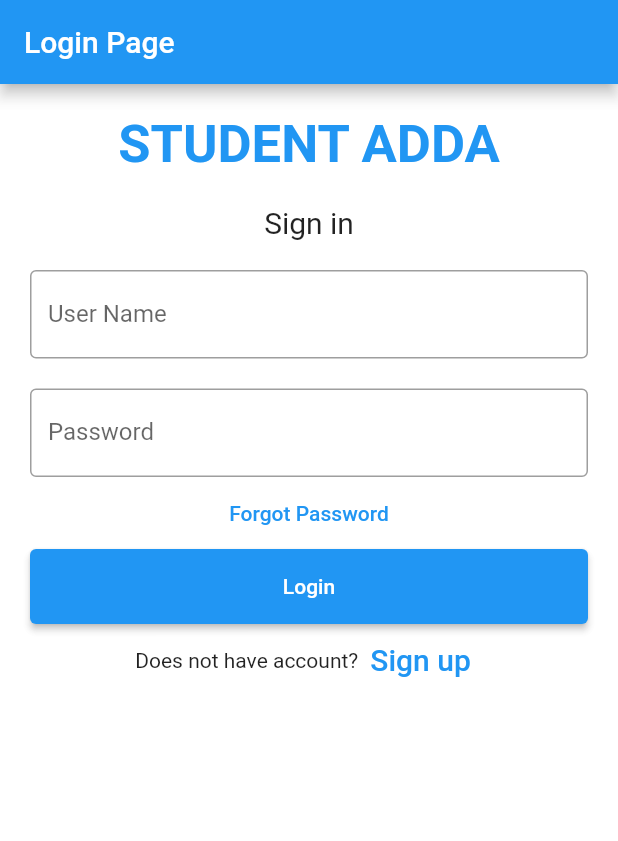
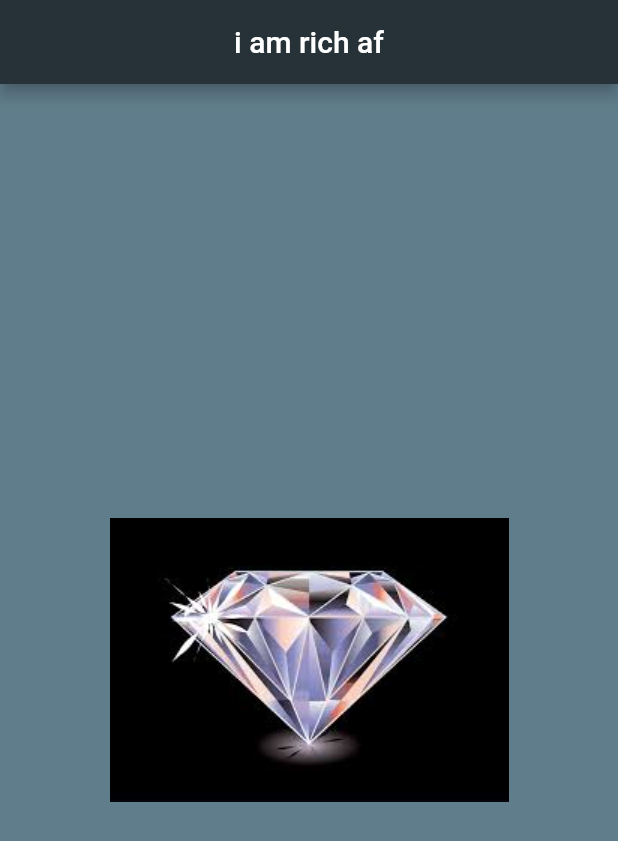
Before and after one commit to snckkund/i_am_rich, a Flutter app: the screen it shows after launch, on a phone screen of 412 x 824 dp. Shown: the top 841 px of the screen. Run offline on Flutter 3.47's test engine with Material 2 defaults, Android fonts, the phone set to English and light mode, and no system bars.

Commit message:
initial commit

```diff
--- a/lib/main.dart
+++ b/lib/main.dart
@@ -1,113 +1,23 @@
 import 'package:flutter/material.dart';
 
-void main() => runApp(const MyApp());
+void main() {
+  runApp(
+    MaterialApp(
+      home: Scaffold(
+          backgroundColor: Colors.blueGrey,
+          appBar: AppBar(
+            backgroundColor: Colors.blueGrey[900],
+            title: const Center(
+              child: Text('i am rich af'),
+            ),
+          ),
+          body: const Center(
+            child: Image(
+              image: AssetImage('images/diamond.jpg'),
 
-class MyApp extends StatelessWidget {
-  const MyApp({Key? key}) : super(key: key);
-
-  static const String _title = 'Login Page';
-
-  @override
-  Widget build(BuildContext context) {
-    return MaterialApp(
-      title: _title,
-      home: Scaffold(
-          backgroundColor: Colors.white38,
-        appBar: AppBar(title: const Text(_title)),
-        body: const MyStatefulWidget(),
+            ),
+          )
       ),
-    );
-  }
+    ),
+  );
 }
-
-class MyStatefulWidget extends StatefulWidget {
-  const MyStatefulWidget({Key? key}) : super(key: key);
-
-  @override
-  State<MyStatefulWidget> createState() => _MyStatefulWidgetState();
-}
-
-class _MyStatefulWidgetState extends State<MyStatefulWidget> {
-  TextEditingController nameController = TextEditingController();
-  TextEditingController passwordController = TextEditingController();
-
-  @override
-  Widget build(BuildContext context) {
-    return Padding(
-        padding: const EdgeInsets.all(10),
-        child: ListView(
-          children: <Widget>[
-            Container(
-                alignment: Alignment.center,
-                padding: const EdgeInsets.all(10),
-                child: const Text(
-                  'STUDENT ADDA',
-                  style: TextStyle(
-                      color: Colors.blue,
-                      fontWeight: FontWeight.bold,
-                      fontSize: 35),
-                )),
-            Container(
-                alignment: Alignment.center,
-                padding: const EdgeInsets.all(10),
-                child: const Text(
-                  'Sign in',
-                  style: TextStyle(fontSize: 20),
-                )),
-            Container(
-              padding: const EdgeInsets.all(10),
-              child: TextField(
-                controller: nameController,
-                decoration: const InputDecoration(
-                  border: OutlineInputBorder(),
-                  labelText: 'User Name',
-                ),
-              ),
-            ),
-            Container(
-              padding: const EdgeInsets.fromLTRB(10, 10, 10, 0),
-              child: TextField(
-                obscureText: true,
-                controller: passwordController,
-                decoration: const InputDecoration(
-                  border: OutlineInputBorder(),
-                  labelText: 'Password',
-                ),
-              ),
-            ),
-            TextButton(
-              onPressed: () {
-                //forgot password screen
-              },
-              child: const Text('Forgot Password',),
-            ),
-            Container(
-                height: 50,
-                padding: const EdgeInsets.fromLTRB(10, 0, 10, 0),
-                child: ElevatedButton(
-                  child: const Text('Login'),
-                  onPressed: () {
-                    print(nameController.text);
-                    print(passwordController.text);
-                  },
-                )
-            ),
-            Row(
-              children: <Widget>[
-                const Text('Does not have account?'),
-                TextButton(
-                  child: const Text(
-                    'Sign up',
-                    style: TextStyle(fontSize: 20),
-                  ),
-                  onPressed: () {
-                    //signup screen
-                  },
-                )
-              ],
-              mainAxisAlignment: MainAxisAlignment.center,
-            ),
-          ],
-        ));
-  }
-}
```
